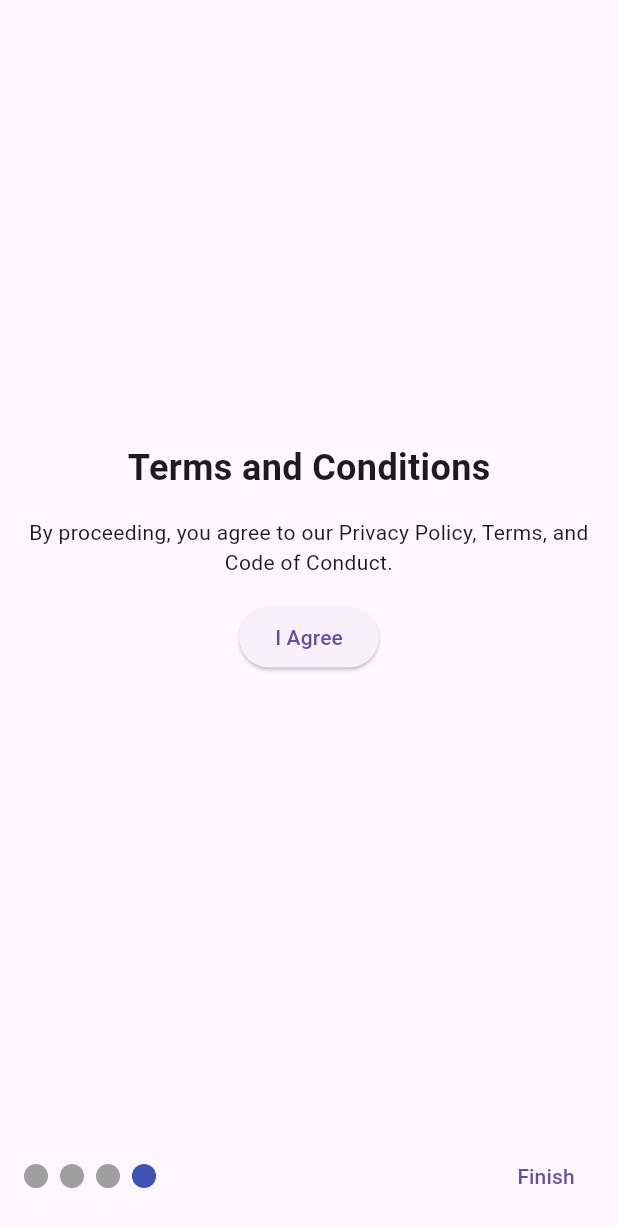
After one commit to seanb1526/DowntownSalisbury-Flutter, a Flutter app: the OnboardingScreen screen opened directly, after a tap on "Skip", on a phone screen of 412 x 824 dp. The commit adds this screen. Shown: the top 1227 px of the screen. Run offline on Flutter 3.47's test engine with Material 3 defaults, Android fonts, the phone set to English and light mode, and no system bars; drawn by our look-alikes of smooth_page_indicator; our stand-ins replace cloud_firestore, firebase_auth, firebase_core, firebase_messaging, flutter_svg, location and 2 more; missing offline and left inert: flutter_inappwebview, flutter_reactive_ble; accounts and stored records are empty.

Commit message:
Created initial frame for Onboarding pages after sign up. Just skeleton with some animation

```diff
--- /dev/null
+++ b/lib/pages/onboarding/bluetooth_permissions_page.dart
@@ -0,0 +1,29 @@
+import 'package:flutter/material.dart';
+
+class BluetoothPermissionsPage extends StatelessWidget {
+  @override
+  Widget build(BuildContext context) {
+    return Center(
+      child: Column(
+        mainAxisAlignment: MainAxisAlignment.center,
+        children: [
+          Text(
+            "Enable Bluetooth",
+            style: TextStyle(fontSize: 24, fontWeight: FontWeight.bold),
+          ),
+          SizedBox(height: 16),
+          Text(
+            "We need Bluetooth access to scan for beacons.",
+            textAlign: TextAlign.center,
+          ),
+          ElevatedButton(
+            onPressed: () {
+              // Request Bluetooth permissions here
+            },
+            child: Text("Enable Bluetooth"),
+          ),
+        ],
+      ),
+    );
+  }
+}
--- /dev/null
+++ b/lib/pages/onboarding/how_to_play_page.dart
@@ -0,0 +1,22 @@
+import 'package:flutter/material.dart';
+
+class HowToPlayPage extends StatelessWidget {
+  @override
+  Widget build(BuildContext context) {
+    return Center(
+      child: Column(
+        mainAxisAlignment: MainAxisAlignment.center,
+        children: [
+          Text(
+            "How to Play",
+            style: TextStyle(fontSize: 24, fontWeight: FontWeight.bold),
+          ),
+          SizedBox(height: 16),
+          // Add your graphics or instructions here
+          Icon(Icons.bluetooth_searching, size: 100, color: Colors.blue),
+          Text("Go near beacons to scan them and earn points!"),
+        ],
+      ),
+    );
+  }
+}
--- /dev/null
+++ b/lib/pages/onboarding/terms_page.dart
@@ -0,0 +1,34 @@
+import 'package:flutter/material.dart';
+
+class TermsPage extends StatelessWidget {
+  @override
+  Widget build(BuildContext context) {
+    return Padding(
+      padding: const EdgeInsets.symmetric(
+          horizontal: 16.0), // Add padding to left and right
+      child: Center(
+        child: Column(
+          mainAxisAlignment: MainAxisAlignment.center,
+          children: [
+            Text(
+              "Terms and Conditions",
+              style: TextStyle(fontSize: 24, fontWeight: FontWeight.bold),
+            ),
+            SizedBox(height: 16),
+            Text(
+              "By proceeding, you agree to our Privacy Policy, Terms, and Code of Conduct.",
+              textAlign: TextAlign.center,
+            ),
+            SizedBox(height: 16),
+            ElevatedButton(
+              onPressed: () {
+                // Navigate to the next step or finish onboarding
+              },
+              child: Text("I Agree"),
+            ),
+          ],
+        ),
+      ),
+    );
+  }
+}
--- /dev/null
+++ b/lib/pages/onboarding/welcome_page.dart
@@ -0,0 +1,26 @@
+import 'package:flutter/material.dart';
+
+class WelcomePage extends StatelessWidget {
+  @override
+  Widget build(BuildContext context) {
+    return Center(
+      child: Padding(
+        padding: const EdgeInsets.all(16.0),
+        child: Column(
+          mainAxisAlignment: MainAxisAlignment.center,
+          children: [
+            Text(
+              "Welcome!",
+              style: TextStyle(fontSize: 24, fontWeight: FontWeight.bold),
+            ),
+            SizedBox(height: 16),
+            Text(
+              "Scan beacons, earn points, and redeem rewards.",
+              textAlign: TextAlign.center,
+            ),
+          ],
+        ),
+      ),
+    );
+  }
+}
--- /dev/null
+++ b/lib/pages/onboarding_screen.dart
@@ -0,0 +1,92 @@
+import 'package:downtown_salisbury/main.dart';
+import 'package:flutter/material.dart';
+import './onboarding/bluetooth_permissions_page.dart';
+import './onboarding/how_to_play_page.dart';
+import './onboarding/terms_page.dart';
+import './onboarding/welcome_page.dart';
+import 'package:smooth_page_indicator/smooth_page_indicator.dart';
+
+class OnboardingScreen extends StatefulWidget {
+  const OnboardingScreen({super.key});
+
+  @override
+  _OnboardingScreenState createState() => _OnboardingScreenState();
+}
+
+class _OnboardingScreenState extends State<OnboardingScreen> {
+  final PageController _pageController =
+      PageController(); // Controls the PageView
+  int _currentPage = 0; // Tracks the current page
+
+  @override
+  Widget build(BuildContext context) {
+    return Scaffold(
+      body: Column(
+        children: [
+          // PageView for swiping between pages
+          Expanded(
+            child: PageView(
+              controller: _pageController,
+              onPageChanged: (index) {
+                setState(() {
+                  _currentPage = index;
+                });
+              },
+              children: [
+                WelcomePage(),
+                HowToPlayPage(),
+                BluetoothPermissionsPage(),
+                TermsPage(),
+              ],
+            ),
+          ),
+
+          // SmoothPageIndicator (dots)
+          Padding(
+            padding: const EdgeInsets.all(16.0),
+            child: Row(
+              mainAxisAlignment: MainAxisAlignment.spaceBetween,
+              children: [
+                // Skip button
+                if (_currentPage < 3)
+                  TextButton(
+                    onPressed: () {
+                      _pageController.jumpToPage(3); // Skip to Terms
+                    },
+                    child: Text("Skip"),
+                  ),
+
+                // Page indicators
+                SmoothPageIndicator(
+                  controller: _pageController,
+                  count: 4,
+                  effect: WormEffect(), // Customize this!
+                ),
+
+                // Next or Finish button
+                TextButton(
+                  onPressed: () {
+                    if (_currentPage < 3) {
+                      _pageController.nextPage(
+                        duration: Duration(milliseconds: 300),
+                        curve: Curves.easeInOut,
+                      );
+                    } else {
+                      Navigator.pushReplacement(
+                        context,
+                        MaterialPageRoute(
+                          builder: (context) => MainScreen(initialIndex: 3),
+                        ),
+                      );
+                    }
+                  },
+                  child: Text(_currentPage < 3 ? "Next" : "Finish"),
+                ),
+              ],
+            ),
+          ),
+        ],
+      ),
+    );
+  }
+}
--- a/lib/pages/signup_screen.dart
+++ b/lib/pages/signup_screen.dart
@@ -5,6 +5,7 @@ import 'login_screen.dart'; // LoginScreen
 import 'package:downtown_salisbury/main.dart'; // MainScreen
 import '../helpers/sqflite_helper.dart'; // DatabaseHelper
 import '../helpers/firestore_service.dart'; // FirestoreService
+import 'onboarding_screen.dart';
 
 class SignUpScreen extends StatefulWidget {
   @override
@@ -17,10 +18,6 @@ class _SignUpScreenState extends State<SignUpScreen> {
   final TextEditingController _passwordController = TextEditingController();
   final FirestoreService _firestoreService = FirestoreService();
 
-  /* This is the function called for sign up click. We will add to this:
-      - Navigation to Onboarding
-      - maybe the initialization of completedOnboarding field (local and/or cloud)
-   */
   Future<void> _signUp() async {
     try {
       final user = await _authService.signUp(
@@ -53,7 +50,7 @@ class _SignUpScreenState extends State<SignUpScreen> {
         Navigator.pushReplacement(
           context,
           MaterialPageRoute(
-            builder: (context) => MainScreen(initialIndex: 3),
+            builder: (context) => OnboardingScreen(),
           ),
         );
       } else {
--- a/pubspec.yaml
+++ b/pubspec.yaml
@@ -48,6 +48,7 @@ dependencies:
   location: ^7.0.1
   cloud_firestore: ^5.5.0
   intl: ^0.20.1
+  smooth_page_indicator: ^1.2.0+3
 
 dev_dependencies:
   flutter_test:
```
Also changed, not shown: pubspec.lock.
